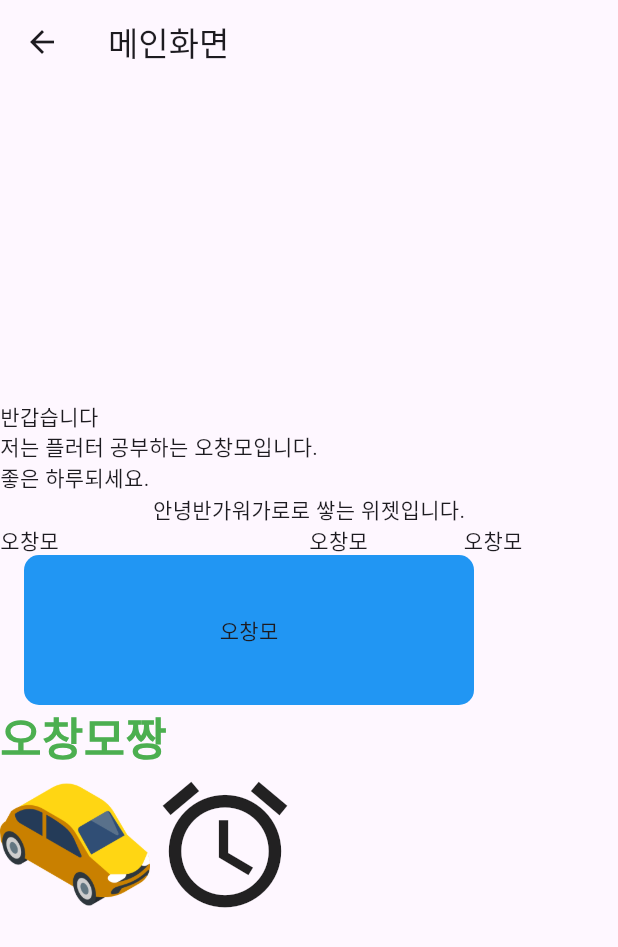
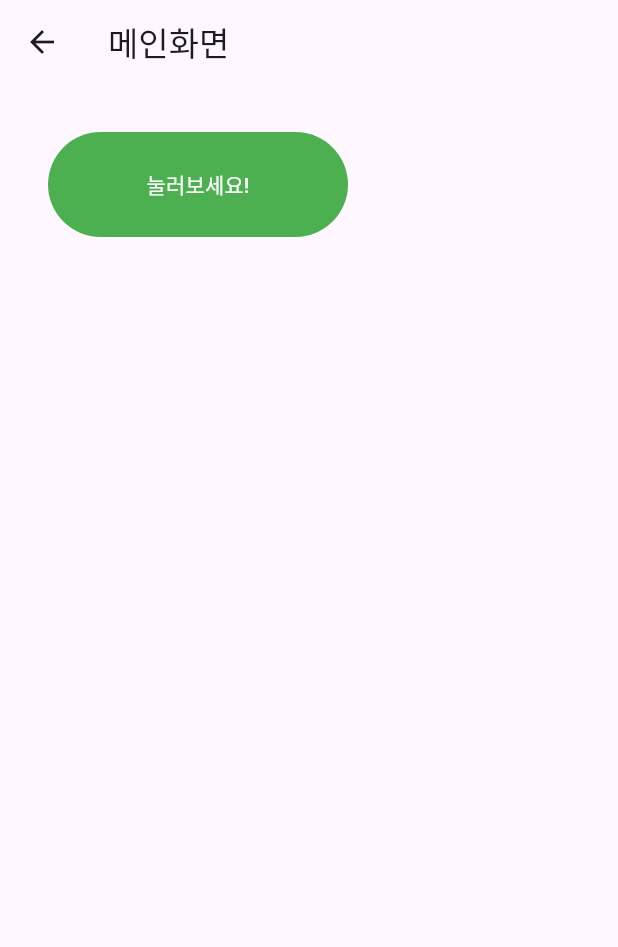
Before and after one commit to KKingmo/fluter_practice, a Flutter app: the screen it shows after launch, on a phone screen of 412 x 824 dp. Shown: the top 947 px of the screen. Run offline on Flutter 3.47's test engine with Material 3 defaults, Android fonts, the phone set to English and light mode, and no system bars.

Commit message:
feat: ElevatedButton 구성

```diff
--- a/lib/screen/main_screen.dart
+++ b/lib/screen/main_screen.dart
@@ -12,55 +12,23 @@ class _MainScreenState extends State<MainScreen> {
   Widget build(BuildContext context) {
     return Scaffold(
       appBar: AppBar(title: Text('메인화면')),
-      body: Column(
-          mainAxisAlignment: MainAxisAlignment.center,
-          crossAxisAlignment: CrossAxisAlignment.start,
-          children: [
-            Text('반갑습니다'),
-            Text('저는 플러터 공부하는 오창모입니다.'),
-            Text('좋은 하루되세요.'),
-            Row(
-              mainAxisAlignment: MainAxisAlignment.center,
-              children: [Text('안녕'), Text('반가워'), Text('가로로 쌓는 위젯입니다.')],
-            ),
-            Row(
-              children: [
-                Expanded(flex: 2, child: Text('오창모')),
-                Expanded(child: Text('오창모')),
-                Expanded(child: Text('오창모')),
-              ],
-            ),
-            Container(
-              width: 300,
-              height: 100,
-              margin: EdgeInsets.only(left: 16),
-              alignment: Alignment.center,
-              child: Text('오창모'),
-              decoration: BoxDecoration(
-                  borderRadius: BorderRadius.circular(10), color: Colors.blue),
-            ),
-            Text(
-              '오창모짱',
-              style: TextStyle(
-                color: Colors.green,
-                fontWeight: FontWeight.bold,
-                fontSize: 30,
-              ),
-            ),
-            Row(
-              children: [
-                Image.asset(
-                  'assets/car.png',
-                  width: 100,
-                  height: 100,
-                ),
-                Icon(
-                  Icons.access_alarm,
-                  size: 100,
-                )
-              ],
-            )
-          ]),
+      body: Column(children: [
+        Container(
+          margin: EdgeInsets.all(32),
+          width: 200,
+          height: 70,
+          child: ElevatedButton(
+              onPressed: () {
+                // 클릭 되었을때 동작하고 싶은 액션 정의
+                print('버튼이 클릭되었습니다');
+              },
+              style: ElevatedButton.styleFrom(
+                  backgroundColor: Colors.green,
+                  foregroundColor: Colors.white,
+                  elevation: 0),
+              child: Text('눌러보세요!')),
+        )
+      ]),
     );
   }
 }
```
